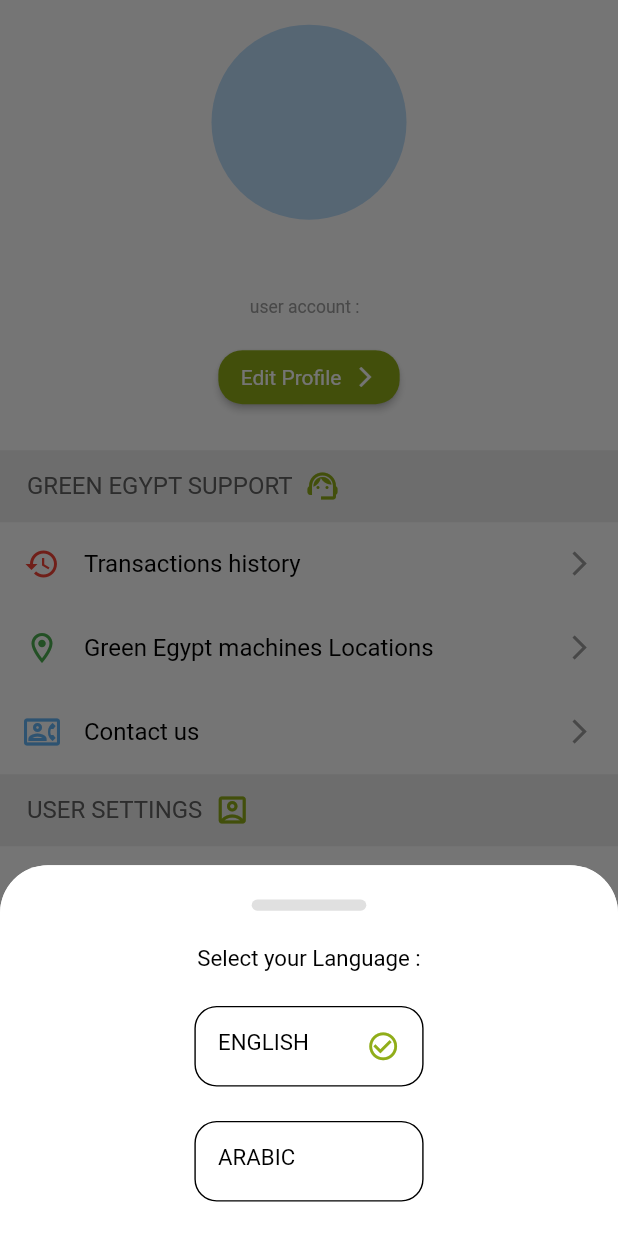
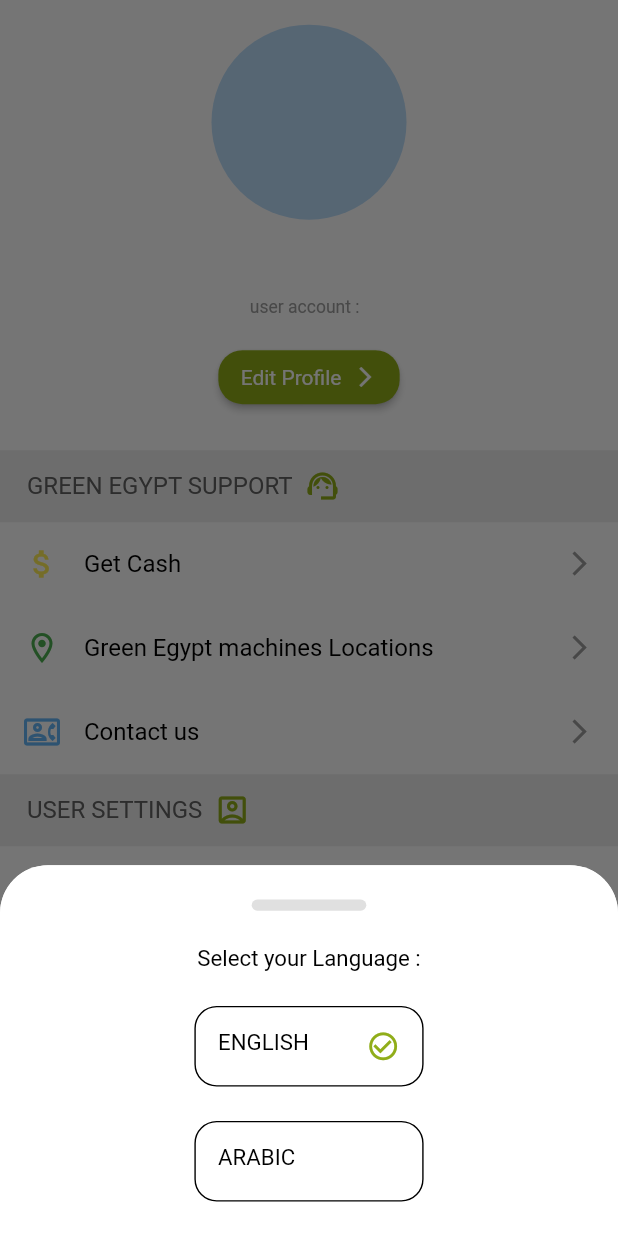
Before and after one commit to AMG2001/Green_Egypt, a Flutter app: the MorePageBody screen opened directly, after a tap on "Language", on a phone screen of 412 x 824 dp. Run offline on Flutter 3.47's test engine with Material 2 defaults, Android fonts, the phone set to English and light mode, and no system bars; our stand-ins replace animated_splash_screen, animated_text_kit, badges, bottom_navy_bar, cached_network_image, cloud_firestore and 16 more; missing offline and left inert: flutter_facebook_auth, qr_code_scanner, syncfusion_flutter_barcodes; accounts and stored records are empty; network calls fail; project files that could hold a hidden picture were left out.

Commit message:
get cash option added.

```diff
--- a/green_egypt/lib/main.dart
+++ b/green_egypt/lib/main.dart
@@ -21,7 +21,7 @@
       .initApplicationThemeController_ThemeAndBox();
   // to initiate all Application Shared Preferences in one line 🔥 .
   await SharedPreferencesClass.initAllSharedPreferences();
-  /**
+  /**f
    * Initializing Firebase on Application Level .
    */
   await Firebase.initializeApp(
--- a/green_egypt/lib/screens/home_page/more_page/more_page.dart
+++ b/green_egypt/lib/screens/home_page/more_page/more_page.dart
@@ -44,7 +44,7 @@
               /**
                            * ************************************* Transactions History option **********************************
                            */
-              TransactionsOption(),
+              GetCash(),
               /**
                            * *************************************** Green Egypt Machines Locations option *************************
                            */
--- a/green_egypt/lib/screens/home_page/more_page/more_page_components/transaction_option.dart
+++ b/green_egypt/lib/screens/home_page/more_page/more_page_components/transaction_option.dart
@@ -1,19 +1,26 @@
 import 'package:flutter/material.dart';
 import 'package:get/get.dart';
+import 'package:green_egypt/screens/home_page/more_page/get_cash_page/get_cash_page.dart';
 import 'package:responsive_sizer/responsive_sizer.dart';
 
-class TransactionsOption extends StatelessWidget {
-  const TransactionsOption({super.key});
+class GetCash extends StatelessWidget {
+  const GetCash({super.key});
 
   @override
   Widget build(BuildContext context) {
     return ListTile(
+      onTap: () {
+        Get.to(() => GetCashPage(),
+            transition: Transition.rightToLeft,
+            duration: Duration(milliseconds: 750),
+            curve: Curves.easeInOutCubic);
+      },
       horizontalTitleGap: 0,
       leading: Icon(
-        Icons.history,
-        color: Colors.red,
+        Icons.attach_money,
+        color: Colors.yellow[400],
       ),
-      title: Text('Transactions history'.tr),
+      title: Text('Get Cash'.tr),
       trailing: Icon(
         Icons.arrow_forward_ios,
         size: 18.sp,
```
Also changed, not shown: green_egypt/lib/screens/home_page/more_page/get_cash_page/controller/get_cash_page_controller.dart (added, +28 -0 lines), green_egypt/lib/screens/home_page/more_page/get_cash_page/get_cash_page.dart (added, +136 -0 lines), green_egypt/pubspec.yaml (+4 -3 lines), green_egypt/pubspec.lock.
